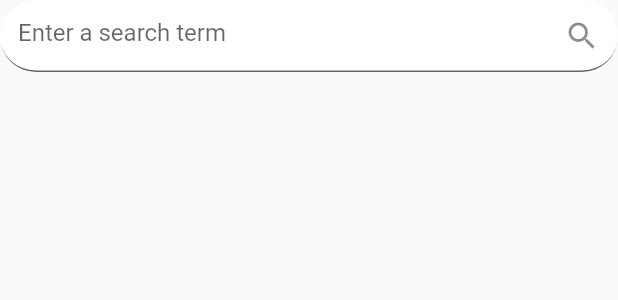
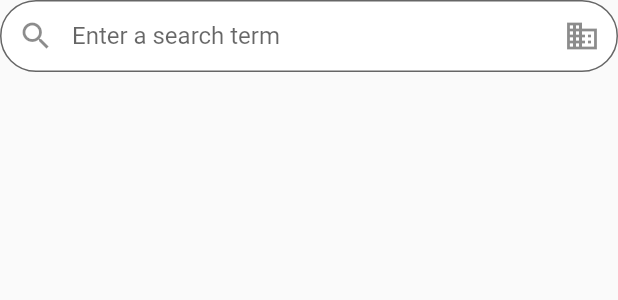
Before and after one commit to Ansontheprogrammer/timeless-website, a Flutter app: the SearchBar widget shown alone on an empty page, opened directly, on a phone screen of 412 x 824 dp. Shown: the top 300 px of the screen. Run offline on Flutter 3.47's test engine with Material 2 defaults, Android fonts, the phone set to English and light mode, and no system bars; our stand-ins replace flutter_dotenv, flutter_slidable, google_fonts; network calls fail.

Commit message:
Improved search bar ui

```diff
--- a/lib/widgets/home/search_bar.dart
+++ b/lib/widgets/home/search_bar.dart
@@ -38,6 +38,7 @@ class _SearchBarState extends State<SearchBar> with TickerProviderStateMixin {
     return FadeTransition(
       opacity: animation,
       child: Material(
+        color: Colors.transparent,
         child: !loading
             ? TextField(
                 textInputAction: TextInputAction.done,
@@ -69,8 +70,7 @@ class _SearchBarState extends State<SearchBar> with TickerProviderStateMixin {
                       });
                       print({'search', jsonDecode(response.body)});
                     } else if (response.statusCode == 200) {
-                        ScaffoldMessenger.of(context)
-                            .showSnackBar(errorSnackBar);
+                      ScaffoldMessenger.of(context).showSnackBar(errorSnackBar);
                     }
                   } catch (err) {
                     ScaffoldMessenger.of(context).showSnackBar(errorSnackBar);
@@ -83,20 +83,23 @@ class _SearchBarState extends State<SearchBar> with TickerProviderStateMixin {
                   print("First text field: $text");
                 },
                 decoration: InputDecoration(
+                    contentPadding: EdgeInsets.only(left: 20.0, right: 20.0),
                     fillColor: Colors.white,
                     filled: true,
-                      suffixIcon: Icon(Icons.search),
-                      border: new UnderlineInputBorder(
+                    prefixIcon: Icon(Icons.search),
+                    suffixIcon: Icon(Icons.business),
+                    border: new OutlineInputBorder(
                       borderRadius: const BorderRadius.all(
-                            const Radius.circular(50.0),
+                        const Radius.circular(25.0),
                       ),
-                          borderSide: new BorderSide(color: Colors.red)),
+                    ),
                     hintText: searchResult == ''
                         ? 'Enter a search term'
                         : searchResult),
               )
             : Container(
-                  height: 50, width: 50, child: CircularProgressIndicator())),
+                height: 50, width: 50, child: CircularProgressIndicator()),
+      ),
     );
   }
 }
```
Lines whose indentation alone changed are shown as unchanged.
